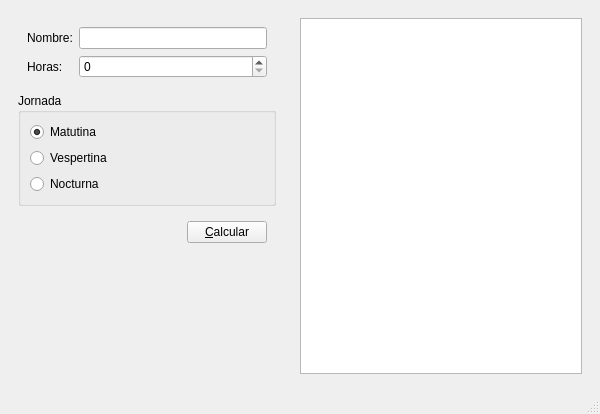
thediegocoder/P61-Salarios, file salarios.ui: the form before one commit.
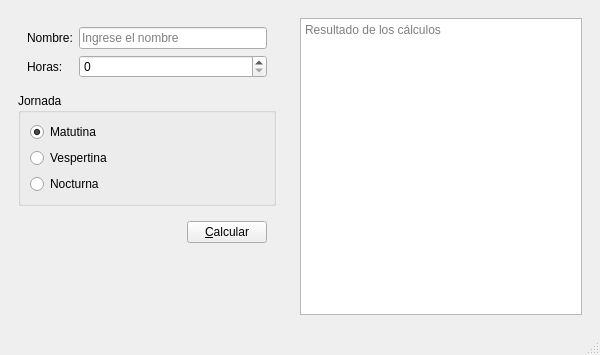
The form after the commit.

Commit message: Calculos de salarios en GUI

```diff
--- a/salarios.ui
+++ b/salarios.ui
@@ -7,7 +7,7 @@
     <x>0</x>
     <y>0</y>
     <width>600</width>
-    <height>414</height>
+    <height>355</height>
    </rect>
   </property>
   <property name="minimumSize">
@@ -47,7 +47,11 @@
            </widget>
           </item>
           <item row="0" column="1">
-           <widget class="QLineEdit" name="inNombre"/>
+           <widget class="QLineEdit" name="inNombre">
+            <property name="placeholderText">
+             <string>Ingrese el nombre</string>
+            </property>
+           </widget>
           </item>
           <item row="1" column="0">
            <widget class="QLabel" name="label_2">
@@ -147,7 +151,14 @@
       </property>
       <layout class="QVBoxLayout" name="verticalLayout_3">
        <item>
-        <widget class="QPlainTextEdit" name="outCalculos"/>
+        <widget class="QPlainTextEdit" name="outCalculos">
+         <property name="readOnly">
+          <bool>true</bool>
+         </property>
+         <property name="placeholderText">
+          <string>Resultado de los cálculos</string>
+         </property>
+        </widget>
        </item>
       </layout>
      </widget>
```
The commit also changes 2 other files.
